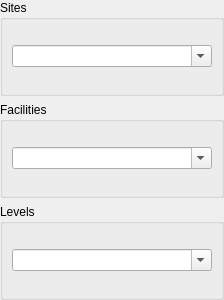
This is uitools/widgets/Esri/ArcGISRuntime/Toolkit/FloorFilter.ui in Esri/arcgis-maps-sdk-toolkit-qt as Qt 5 draws it before an edit. The edited form follows.
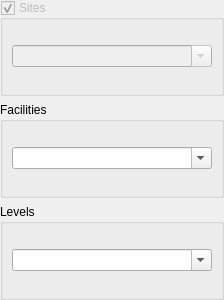
This is the edited form.

What changed in the file:
```diff
--- a/uitools/widgets/Esri/ArcGISRuntime/Toolkit/FloorFilter.ui
+++ b/uitools/widgets/Esri/ArcGISRuntime/Toolkit/FloorFilter.ui
@@ -32,7 +32,7 @@
    <item>
     <widget class="QGroupBox" name="sitesBox">
      <property name="enabled">
-      <bool>true</bool>
+      <bool>false</bool>
      </property>
      <property name="sizePolicy">
       <sizepolicy hsizetype="Minimum" vsizetype="Preferred">
@@ -46,6 +46,9 @@
      <property name="flat">
       <bool>true</bool>
      </property>
+     <property name="checkable">
+      <bool>true</bool>
+     </property>
      <layout class="QGridLayout" name="gridLayout">
       <item row="0" column="0">
        <widget class="QComboBox" name="sitesCombo">
```
